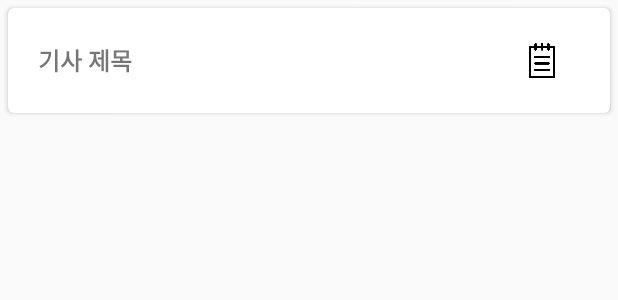
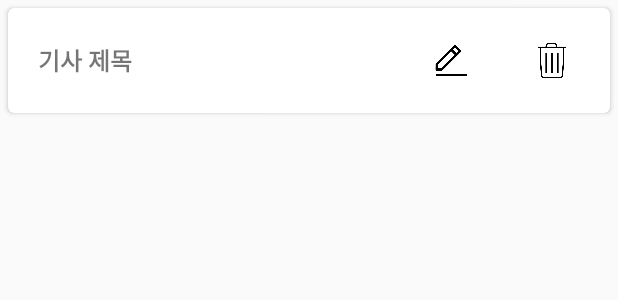
Before and after one commit to seonmee/KIT, an Android app: the layout scrap_cell.xml on its own in the app's theme, with its tools: preview values and no code run, on a phone screen of 412 x 824 dp. Shown: the top 300 px of the screen. Run offline under Robolectric (Android 15) with nearby library versions, the phone set to English and light mode, and no system bars; network calls fail.

Commit message:
update scraptab

```diff
--- a/app/src/main/res/layout/scrap_cell.xml
+++ b/app/src/main/res/layout/scrap_cell.xml
@@ -1,21 +1,23 @@
-<?xml version="1.0" encoding="utf-8"?>
-<LinearLayout xmlns:android="http://schemas.android.com/apk/res/android"
-    android:layout_width="match_parent"
+<?xml version="1.0" encoding="UTF-8"?>
+
+    <LinearLayout android:orientation="horizontal" xmlns:app="http://schemas.android.com/apk/res-auto"
     android:layout_height="wrap_content"
-    xmlns:app="http://schemas.android.com/apk/res-auto"
-    android:orientation="horizontal">
+    android:layout_width="match_parent" xmlns:tools="http://schemas.android.com/tools"
+    xmlns:android="http://schemas.android.com/apk/res/android">
+
 
     <android.support.v7.widget.CardView
+        android:layout_height="wrap_content"
         android:layout_width="match_parent"
-        android:layout_height="wrap_content"
-        android:layout_margin="5dp"
+        app:cardPreventCornerOverlap="false"
         app:cardCornerRadius="4dp"
-        app:cardPreventCornerOverlap="false">
+        android:layout_margin="5dp">
+
 
     <LinearLayout
-            android:layout_width="match_parent"
+        android:orientation="horizontal"
         android:layout_height="70dp"
-            android:orientation="horizontal">
+        android:layout_width="match_parent">
 
         <TextView
             android:id="@+id/title_scrap"
@@ -24,6 +26,7 @@
             android:layout_gravity="center"
             android:layout_weight="2"
             android:gravity="center_vertical"
+            android:maxLines="2"
             android:paddingLeft="20dp"
             android:paddingRight="20dp"
             android:text="기사 제목"
@@ -31,13 +34,22 @@
             android:textStyle="bold" />
 
     <ImageView
+        android:layout_height="23dp"
+        android:layout_width="0dp"
+        android:paddingRight="10dp"
+        android:layout_weight="0.5"
+        android:layout_gravity="center"
         android:id="@+id/memo"
+        app:srcCompat="@drawable/edit"/>
+
+    <ImageView
+        android:layout_height="23dp"
         android:layout_width="0dp"
-                android:layout_height="23dp"
+        android:paddingRight="10dp"
+        android:layout_weight="0.5"
         android:layout_gravity="center"
-                android:layout_weight="0.5"
-                android:paddingRight="10dp"
-                app:srcCompat="@drawable/notebook" />
+        android:id="@+id/remove"
+        app:srcCompat="@drawable/garbage"/>
 
 </LinearLayout>
 
--- a/app/src/main/res/values/colors.xml
+++ b/app/src/main/res/values/colors.xml
@@ -1,6 +1,6 @@
 <?xml version="1.0" encoding="utf-8"?>
 <resources>
-    <color name="colorPrimary">#FFFFFF</color>
+    <color name="colorPrimary">#ffffff</color>
     <color name="colorPrimaryDark">#000000</color>
     <color name="colorAccent">#cc0000</color>
     <color name="msg_no_notes">#5bc3c3c3</color>
```
Also changed, not shown: app/src/main/java/com/example/kit/Adapter/NewsAdapter.java (+40 -2 lines), app/src/main/java/com/example/kit/Adapter/ScrapNewsAdapter.java (+45 -3 lines), app/src/main/java/com/example/kit/Adapter/ScrapNewsKAdapter.java (+5 -6 lines), app/src/main/java/com/example/kit/CustomDialog.java (+11 -17 lines), app/src/main/java/com/example/kit/DB/DatabaseHelper.java (+47 -14 lines), app/src/main/java/com/example/kit/DB/scrapDB.java (+11 -0 lines), app/src/main/java/com/example/kit/scrapFragment.java (+12 -16 lines), app/src/main/res/layout/scrap_kcell.xml (+18 -25 lines), app/src/main/res/drawable-v24/edit.png (added), app/src/main/res/drawable-v24/garbage.png (added). Lines whose indentation alone changed are shown as unchanged.
